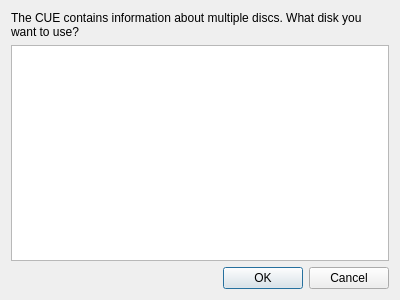
flacon/flacon, file gui/cuediskselectdialog/cuediskselectdialog.ui: the form before one commit.
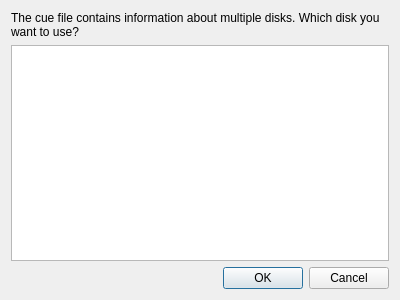
The form after the commit.

What changed in the file:
```diff
--- a/gui/cuediskselectdialog/cuediskselectdialog.ui
+++ b/gui/cuediskselectdialog/cuediskselectdialog.ui
@@ -17,7 +17,7 @@
    <item>
     <widget class="QLabel" name="text">
      <property name="text">
-      <string>The CUE contains information about multiple discs. What disk you want to use?</string>
+      <string>The cue file contains information about multiple disks. Which disk you want to use?</string>
      </property>
      <property name="wordWrap">
       <bool>true</bool>
```
